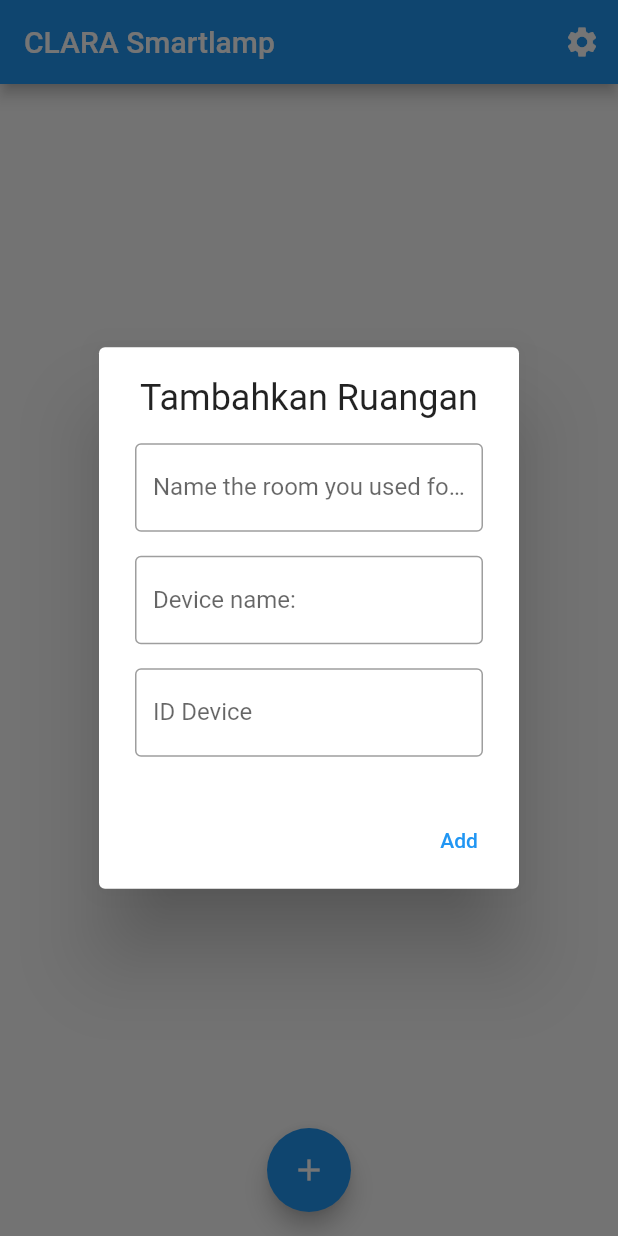
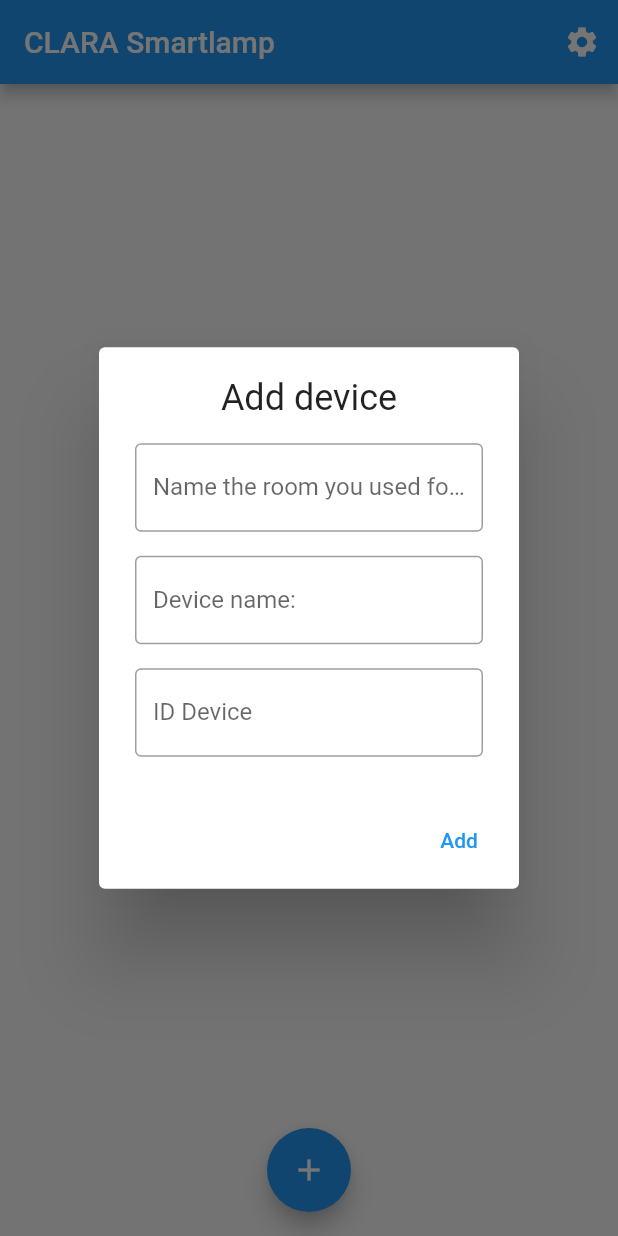
Before and after one commit to AgungSejagat/CLARA_Revamp_V2, a Flutter app: the screen it shows after launch, after a tap on the "add" icon, on a phone screen of 412 x 824 dp. Run offline on Flutter 3.47's test engine with Material 2 defaults, Android fonts, the phone set to English and light mode, and no system bars; our stand-ins replace cloud_firestore, easy_localization, firebase_core, flutter_colorpicker, flutter_switch, sqflite; accounts and stored records are empty.

```diff
--- a/lib/modules/device/device_screen.dart
+++ b/lib/modules/device/device_screen.dart
@@ -1,9 +1,9 @@
 //File ini untuk mengatur data yang akan ditampilkan di UI
 
 import 'dart:developer';
-
 import 'package:cloud_firestore/cloud_firestore.dart';
 import 'package:flutter/material.dart';
+import 'package:easy_localization/easy_localization.dart';
 import 'package:flutter_clara_v1/data/model/device.dart';
 import 'package:flutter_clara_v1/data/model/lamp.dart';
 import 'package:flutter_clara_v1/data/repository/lamp.dart';
@@ -131,8 +131,8 @@ class _DeviceScreenState extends State<DeviceScreen> {
                           elevation: 10,
                           primary: Colors.indigo,
                         ),
-                        child: const Text(
-                          "Change Color",
+                        child: Text(
+                          "device_setting_changecolor".tr(),
                           style: TextStyle(fontSize: 24),
                         ),
                       ),
@@ -159,7 +159,7 @@ class _DeviceScreenState extends State<DeviceScreen> {
                     );
                   })),
                   const Text(
-                    '  Rainbow',
+                    'Rainbow',
                     style: TextStyle(fontSize: 20),
                   ),
                 ],
--- a/lib/modules/device/provider/color_provider.dart
+++ b/lib/modules/device/provider/color_provider.dart
@@ -2,6 +2,7 @@ import 'package:flutter/material.dart';
 import 'package:flutter_clara_v1/data/model/lamp.dart';
 import 'package:flutter_clara_v1/data/repository/lamp.dart';
 import 'package:flutter_colorpicker/flutter_colorpicker.dart';
+import 'package:easy_localization/easy_localization.dart';
 
 class ColorProvider extends ChangeNotifier {
   Color pickColor(BuildContext context, String docId, Color currentColor,
@@ -10,7 +11,7 @@ class ColorProvider extends ChangeNotifier {
     showDialog(
       context: context,
       builder: (context) => AlertDialog(
-        title: const Text("Change Color"),
+        title: Text("device_setting_changecolor_head").tr(),
         content: Wrap(
           children: [
             SlidePicker(
@@ -22,7 +23,7 @@ class ColorProvider extends ChangeNotifier {
         ),
         actions: <Widget>[
           ElevatedButton(
-            child: const Text("OK"),
+            child: Text("device_setting_changecolor_confirm").tr(),
             onPressed: () {
               Navigator.of(context).pop();
             },
--- a/lib/widgets/add_device.dart
+++ b/lib/widgets/add_device.dart
@@ -26,7 +26,7 @@ class AddDeviceSheet extends StatelessWidget {
       mainAxisSize: MainAxisSize.min,
       children: <Widget>[
         Text(
-          'Tambahkan Ruangan',
+          'greeting_add'.tr(),
           style: TextStyle(fontSize: 24.0),
         ),
         SizedBox(
```
